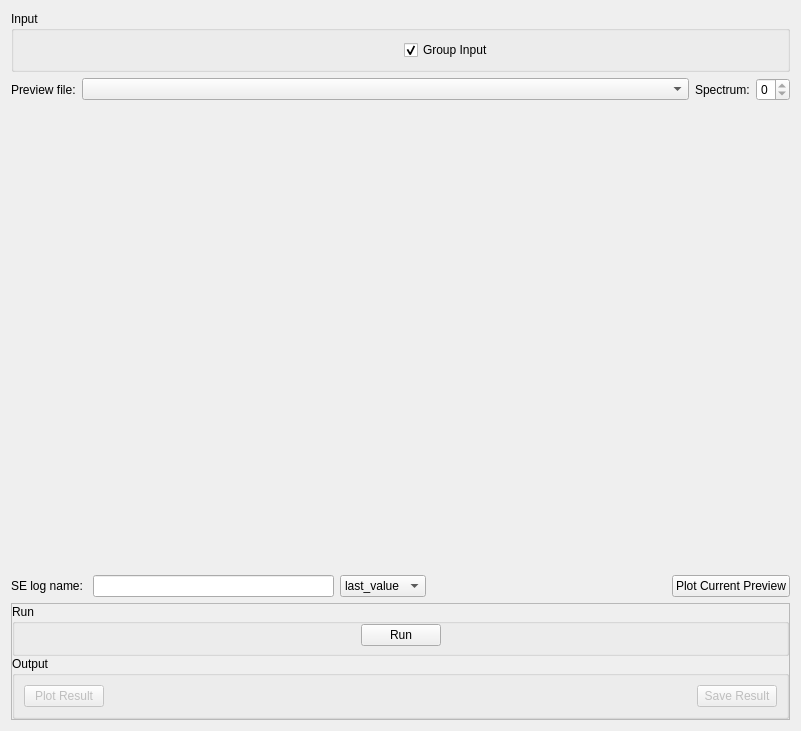
First picture: the form in qt/scientific_interfaces/Indirect/Elwin.ui, repository mantidproject/mantid, before the edit.
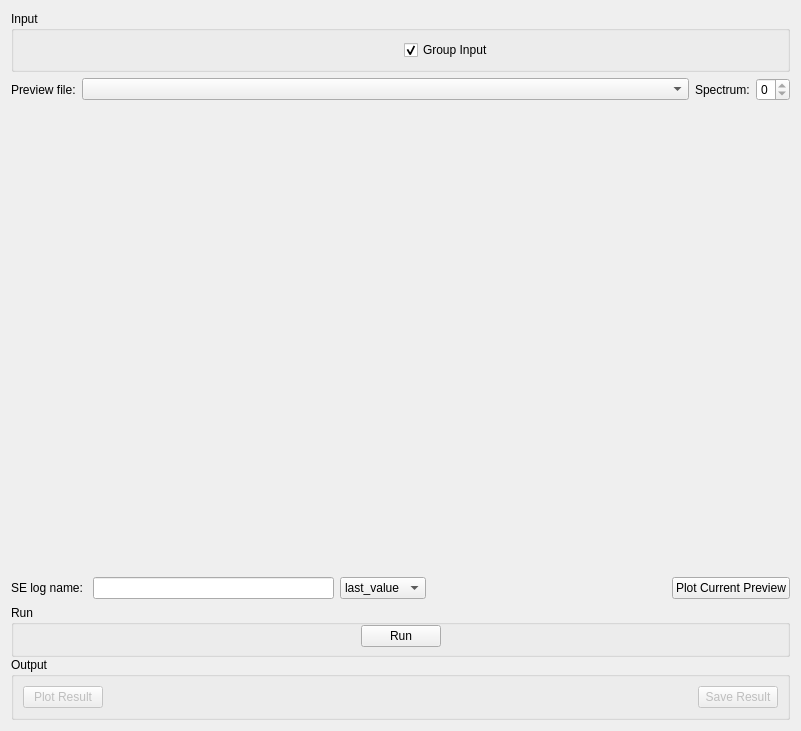
Second picture: the form after the edit. Custom widgets are drawn as their Qt base class.

Patch:
```diff
--- a/qt/scientific_interfaces/Indirect/Elwin.ui
+++ b/qt/scientific_interfaces/Indirect/Elwin.ui
@@ -198,12 +198,6 @@
    </item>
    <item>
     <widget class="QFrame" name="fResults">
-     <property name="frameShape">
-      <enum>QFrame::StyledPanel</enum>
-     </property>
-     <property name="frameShadow">
-      <enum>QFrame::Raised</enum>
-     </property>
      <layout class="QVBoxLayout" name="verticalLayout">
       <property name="spacing">
        <number>0</number>
```
